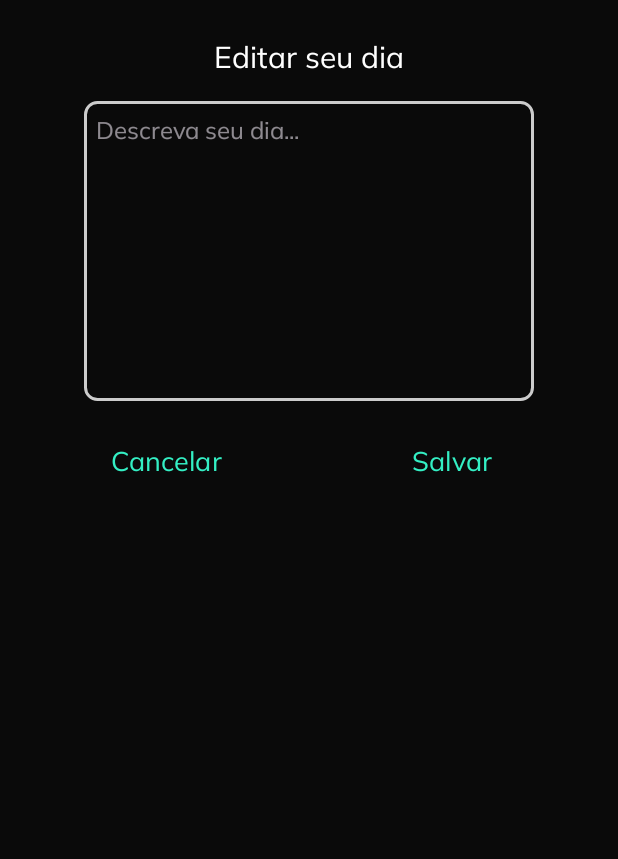
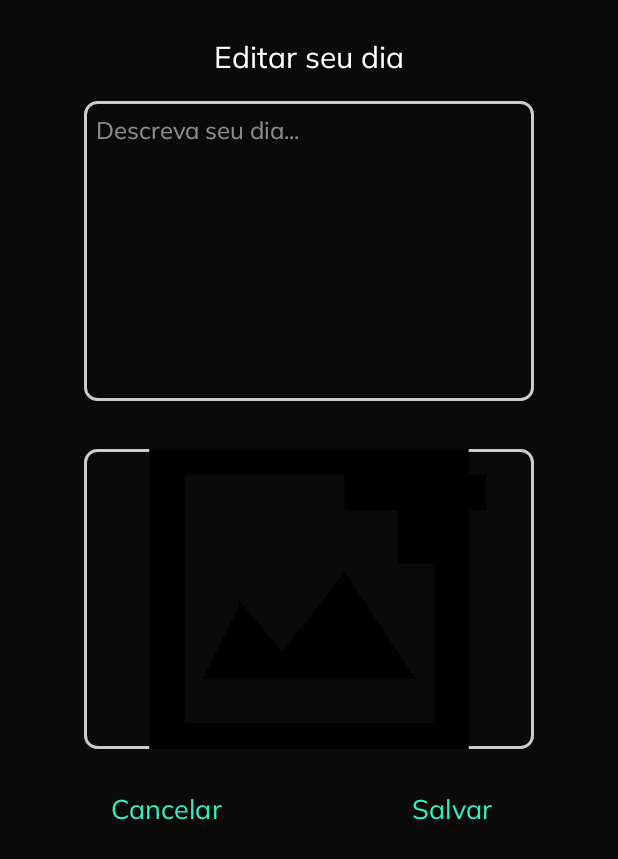
Before and after one commit to Leo-Trevisol/MoodSnap, an Android app: the layout activity_edit_description.xml on its own in the app's theme, with its tools: preview values and no code run, on a phone screen of 412 x 824 dp. Shown: the top 859 px of the screen. Run offline under Robolectric (Android 15) with nearby library versions, the phone set to English and light mode, and no system bars.

Commit message:
Adicionando opção de adicionar imagem

```diff
--- a/app/build.gradle.kts
+++ b/app/build.gradle.kts
@@ -56,7 +56,7 @@ dependencies {
     implementation(libs.androidx.navigation.ui.ktx)
     implementation("androidx.room:room-runtime:2.4.3")
     implementation("com.github.bumptech.glide:glide:4.16.0")
-    annotationProcessor ("com.github.bumptech.glide:compiler:4.16.0")
+    kapt("com.github.bumptech.glide:compiler:4.16.0")
     testImplementation(libs.junit)
     androidTestImplementation(libs.androidx.junit)
     androidTestImplementation(libs.androidx.espresso.core)
--- a/app/src/main/AndroidManifest.xml
+++ b/app/src/main/AndroidManifest.xml
@@ -1,6 +1,9 @@
 <?xml version="1.0" encoding="utf-8"?>
 <manifest xmlns:android="http://schemas.android.com/apk/res/android"
     xmlns:tools="http://schemas.android.com/tools">
+
+    <uses-permission android:name="android.permission.READ_EXTERNAL_STORAGE" />
+    <uses-permission android:name="android.permission.READ_MEDIA_IMAGES" />
 
     <application
         android:allowBackup="true"
--- /dev/null
+++ b/app/src/main/res/drawable/ic_add_image.xml
@@ -0,0 +1,16 @@
+<vector xmlns:android="http://schemas.android.com/apk/res/android"
+    android:width="24dp"
+    android:height="24dp"
+    android:viewportWidth="24"
+    android:viewportHeight="24">
+
+    <!-- Retângulo representando uma foto -->
+    <path
+        android:fillColor="#000000"
+        android:pathData="M3,3h18v18H3V3zm16,16V5H5v14h14zM8,12l2.5,3 3.5-4.5 4,6H6l2-4z" />
+
+    <!-- Sinal de Adição (+) -->
+    <path
+        android:fillColor="#000000"
+        android:pathData="M19,2v3h3v2h-3v3h-2V7h-3V5h3V2H19z" />
+</vector>
--- a/app/src/main/res/layout/activity_edit_description.xml
+++ b/app/src/main/res/layout/activity_edit_description.xml
@@ -31,6 +31,20 @@
         android:gravity="start"
         android:layout_marginBottom="16dp"/>
 
+    <ImageView
+        android:id="@+id/image_day"
+        android:layout_width="300dp"
+        android:layout_height="200dp"
+        android:background="@drawable/edit_text_border"
+        android:scaleType="centerCrop"
+        android:layout_gravity="center"
+        android:gravity="start"
+        android:src="@drawable/ic_add_image"
+        app:layout_constraintTop_toBottomOf="@id/edit_description"
+        app:layout_constraintBottom_toTopOf="@id/linear_bts"
+        android:layout_marginTop="16dp"
+        android:layout_marginBottom="16dp"/>
+
     <LinearLayout
         android:id="@+id/linear_bts"
         android:layout_width="match_parent"
```
Also changed, not shown: app/src/main/java/com/br/leo/moodsnap/ui/dialog/EditDescriptionDialog.kt (+62 -14 lines).
